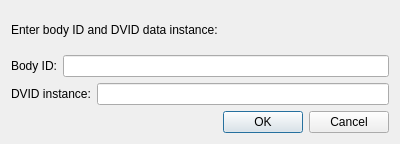
Qt form neurolabi/gui/protocols/focusedpathbodyinputdialog.ui (janelia-flyem/NeuTu) before a commit.
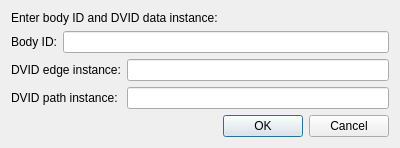
The same form after that commit.

Commit message: paths and edges aren't going to be in the same instance; adjusted code

```diff
--- a/neurolabi/gui/protocols/focusedpathbodyinputdialog.ui
+++ b/neurolabi/gui/protocols/focusedpathbodyinputdialog.ui
@@ -43,7 +43,7 @@
      <item>
       <widget class="QLabel" name="label_3">
        <property name="text">
-        <string>DVID instance:</string>
+        <string>DVID edge instance:</string>
        </property>
       </widget>
      </item>
@@ -52,6 +52,23 @@
      </item>
     </layout>
    </item>
+   <item>
+    <layout class="QHBoxLayout" name="horizontalLayout_3">
+     <property name="bottomMargin">
+      <number>0</number>
+     </property>
+     <item>
+      <widget class="QLabel" name="label_4">
+       <property name="text">
+        <string>DVID path instance: </string>
+       </property>
+      </widget>
+     </item>
+     <item>
+      <widget class="QLineEdit" name="pathInstanceInput"/>
+     </item>
+    </layout>
+   </item>
    <item>
     <widget class="QDialogButtonBox" name="buttonBox">
      <property name="orientation">
```
The commit also changes 4 other files.
